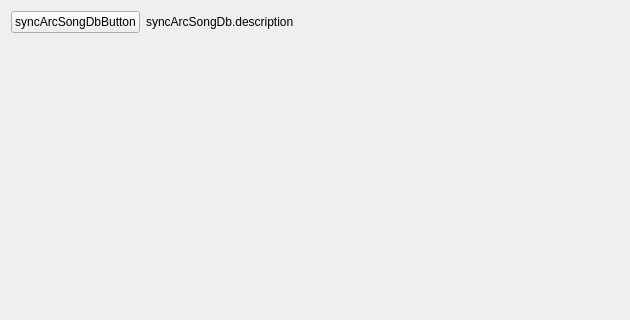
Above: ui/designer/tabs/tabDb/tabDb_Manage.ui from ArcaeaOffline/client-pyside6 before the change; both pictures show x 0 to 630 and y 0 to 320 of the 630 by 528 pixel window. Below: the same form after it.
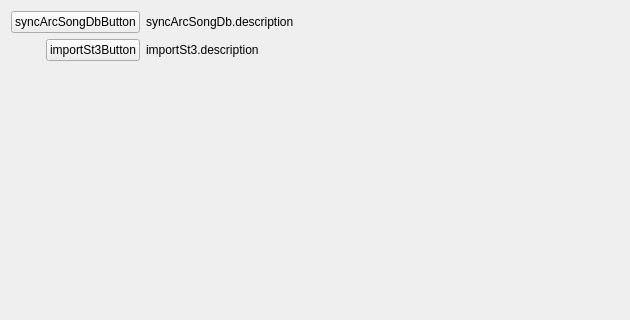
That is the form after the change.

Commit message: wip: st3 import

```diff
--- a/ui/designer/tabs/tabDb/tabDb_Manage.ui
+++ b/ui/designer/tabs/tabDb/tabDb_Manage.ui
@@ -31,6 +31,20 @@
      </property>
     </widget>
    </item>
+   <item row="1" column="0">
+    <widget class="QPushButton" name="importSt3Button">
+     <property name="text">
+      <string>importSt3Button</string>
+     </property>
+    </widget>
+   </item>
+   <item row="1" column="1">
+    <widget class="QLabel" name="label_2">
+     <property name="text">
+      <string>importSt3.description</string>
+     </property>
+    </widget>
+   </item>
   </layout>
  </widget>
  <resources/>
```
The commit also changes 2 other files.
